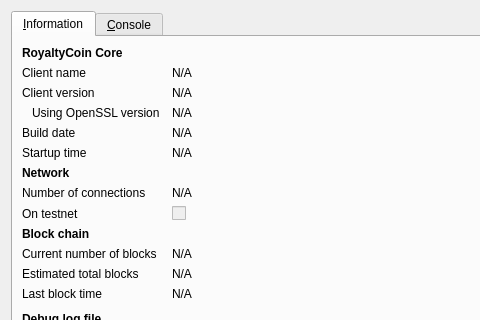
The window that src/qt/forms/rpcconsole.ui (royaltiescoin/royaltiescoin) describes before a commit, drawn with Qt 5; both pictures show x 0 to 480 and y 0 to 320 of the 740 by 450 pixel window.
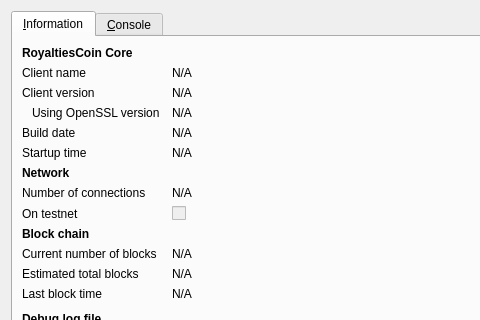
The same window after the commit. The open tabs and pages were chosen to show the change. Icons and pictures are not drawn.

Patch:
```diff
--- a/src/qt/forms/rpcconsole.ui
+++ b/src/qt/forms/rpcconsole.ui
@@ -36,7 +36,7 @@
           </font>
          </property>
          <property name="text">
-          <string>RoyaltyCoin Core</string>
+          <string>RoyaltiesCoin Core</string>
          </property>
         </widget>
        </item>
```
Left out of the diff: 10 changed lines with no effect on the pictures.
